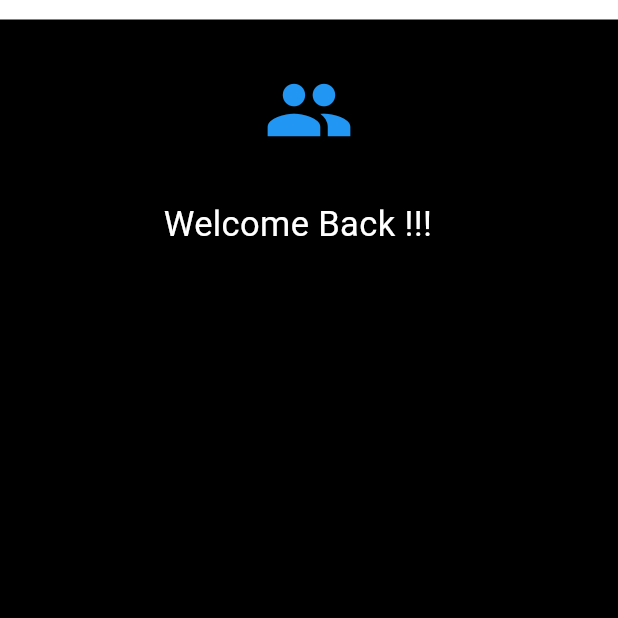
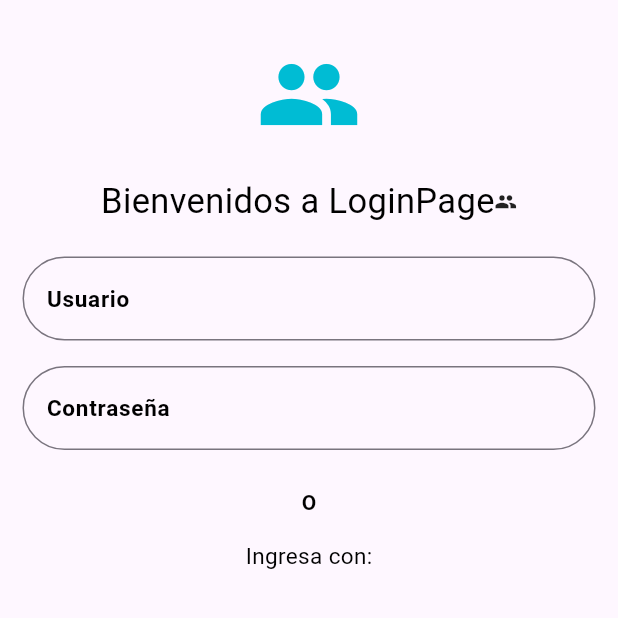
Before and after one commit to JDvarela675/Tarea2.2_lenguajes, a Flutter app: the screen it shows after launch, on a phone screen of 412 x 824 dp, the top half of it. Run offline on Flutter 3.47's test engine with Material 3 defaults, Android fonts, the phone set to English and light mode, and no system bars.

Commit message:
Cuadros de texto y loginPage

```diff
--- a/login_page/lib/pages/login_page.dart
+++ b/login_page/lib/pages/login_page.dart
@@ -1,35 +1,32 @@
 import 'package:flutter/material.dart';
+import 'package:login_page/widgets/caja_texto.dart';
 
 class LoginPage extends StatelessWidget {
-  const LoginPage({super.key});
+   LoginPage({super.key});
 
   @override
   Widget build(BuildContext context) {
     return Scaffold(
-      appBar: AppBar(backgroundColor:Colors.white,
-      toolbarHeight: 13,
-      ),
-      backgroundColor: Colors.black,
+      appBar: AppBar( toolbarHeight: 13,),
       body: SafeArea(
         child: Padding(
         padding: EdgeInsets.all(15.0),
         child: Column(
           children: [
-             SizedBox(height: 15),
-         Icon( Icons.group,
-                size: 60,
-                color: Colors.blue,
+            Icon( Icons.group,
+                size: 70,
+                color: Colors.cyan,
                 ),
 
-           SizedBox(height: 30),
+           SizedBox(height: 20),
 
          Container(
-          child: Row(
+          child: const Row(
             mainAxisAlignment: MainAxisAlignment.center,
             children: [
-              Text('Welcome Back !!!',
+              Text('Bienvenidos a LoginPage',
          style: TextStyle(
-          color: Colors.white,
+          color: Colors.black,
           fontSize: 23.0,
 
          ),
@@ -41,7 +38,31 @@ class LoginPage extends StatelessWidget {
           ),
          ),
 
-          ],
+         SizedBox(height: 20),
+
+         CustomTextBox(Title: 'Usuario',),
+          SizedBox(height: 17),
+
+        CustomTextBox(Title: 'Contraseña',),
+
+        SizedBox(height: 25),
+
+      const Text(
+        "O",
+        style: TextStyle(color: Colors.black,
+        fontWeight: FontWeight.bold),
+      ),
+
+      SizedBox(height: 15),
+      Text('Ingresa con:',
+       style: TextStyle(color: Colors.black,
+        fontSize: 15),
+      ),
+
+      Container(),
+
+
+          ]
         ),
       )
       ),
--- /dev/null
+++ b/login_page/lib/widgets/caja_texto.dart
@@ -0,0 +1,34 @@
+import 'package:flutter/material.dart';
+
+class CustomTextBox extends StatelessWidget {
+  const CustomTextBox({super.key,required this.Title});
+
+
+  final String Title;
+
+  @override
+  Widget build(BuildContext context) {
+
+   return TextField(
+
+    decoration: InputDecoration(
+      label: Text(Title,
+      style: TextStyle(
+
+        color: Colors.black,
+        fontWeight: FontWeight.bold,
+        fontSize: 15
+      ),
+      ),
+       hintText: 'Ingrese su $Title',
+           border: OutlineInputBorder(
+            borderRadius: BorderRadius.all(
+              Radius.circular(200),
+            ),
+          ),
+
+    ),
+
+   );
+  }
+}
```
Also changed, not shown: login_page/lib/pages/sing_up_page.dart (added).
